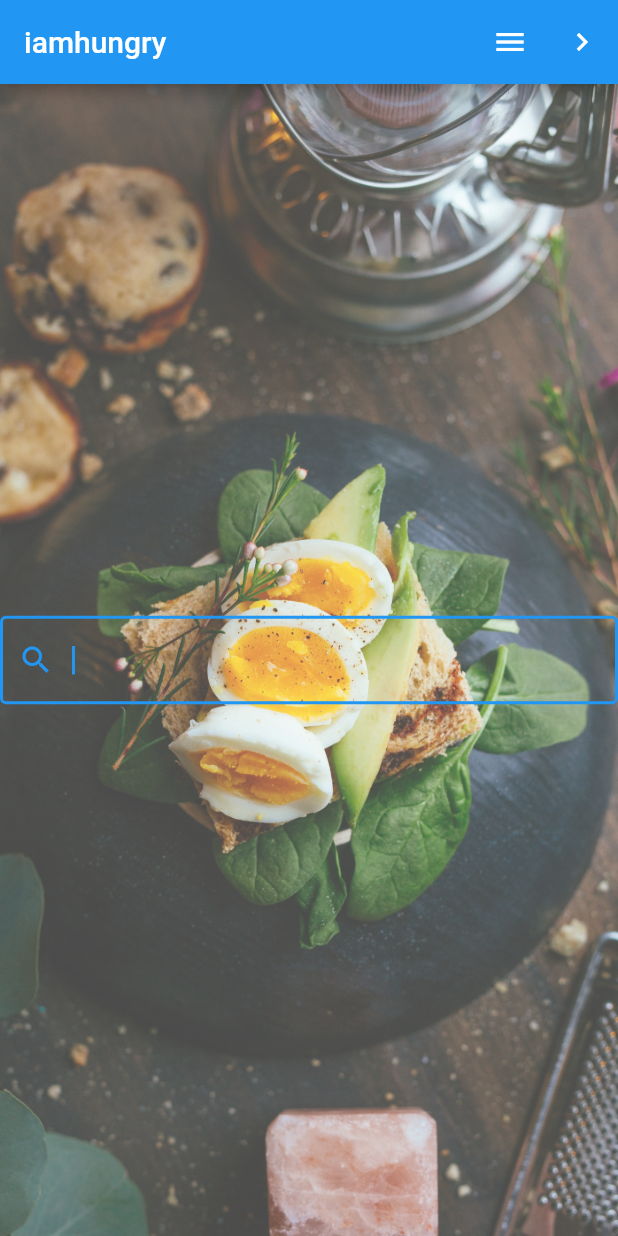
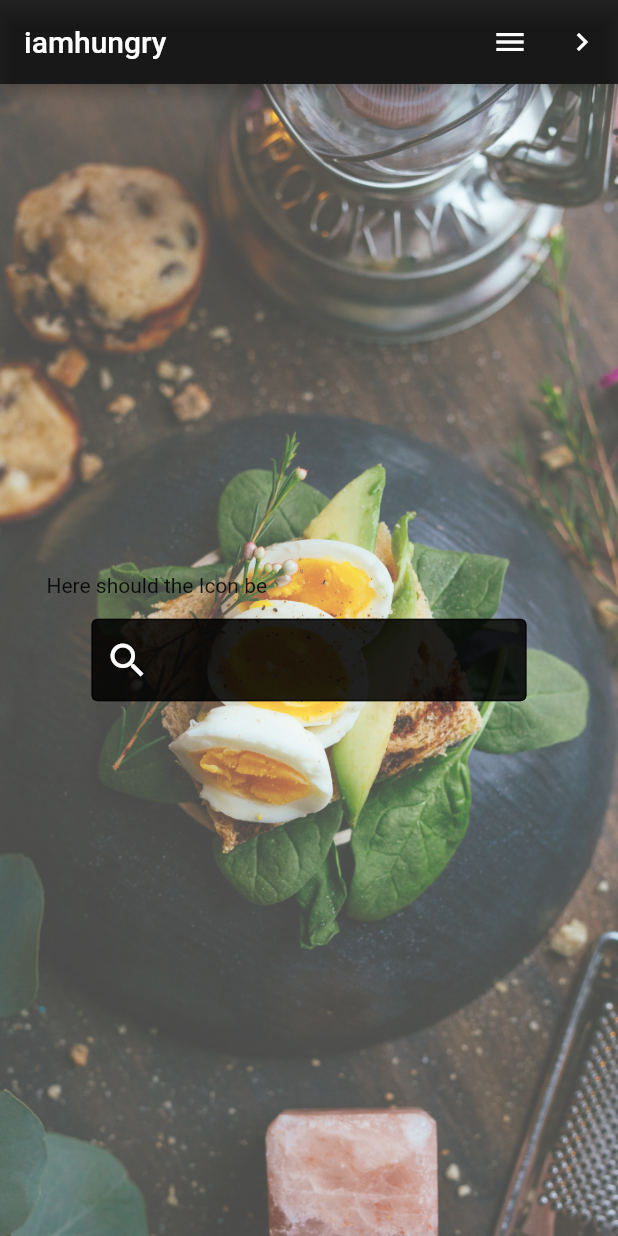
Before and after one commit to robinstrom/iamhungry, a Flutter app: the screen it shows after launch, on a phone screen of 412 x 824 dp. Run offline on Flutter 3.47's test engine with Material 2 defaults, Android fonts, the phone set to English and light mode, and no system bars.

Commit message:
styling search bar a bit

```diff
--- a/app/lib/main.dart
+++ b/app/lib/main.dart
@@ -9,16 +9,21 @@ class MyApp extends StatelessWidget {
   Widget build(BuildContext context) {
     return MaterialApp(
       title: _title,
-      home: Scaffold(
+      home: Stack(children: <Widget>[
+        Scaffold(
+            backgroundColor: Colors.transparent,
             appBar: AppBar(
                 title: const Text('iamhungry'),
+                elevation: 0.0,
                 actions: <Widget>[
                   IconButton(icon: Icon(Icons.menu), onPressed: () {}),
                   IconButton(icon: Icon(Icons.navigate_next), onPressed: () {}),
-            ],
-          ),
-          body:
-              Stack(children: <Widget>[Container(child: MyStatefulWidget())])),
+                ]),
+            body: Container(
+              color: Colors.transparent,
+            )),
+        Container(child: MyStatefulWidget())
+      ]),
     );
   }
 }
@@ -41,6 +46,13 @@ class _MyStatefulWidgetState extends State<MyStatefulWidget> {
 
   Widget build(BuildContext context) {
     return Scaffold(
+      appBar: AppBar(
+          title: const Text('iamhungry'),
+          backgroundColor: Colors.black87,
+          actions: <Widget>[
+            IconButton(icon: Icon(Icons.menu), onPressed: () {}),
+            IconButton(icon: Icon(Icons.navigate_next), onPressed: () {}),
+          ]),
       body: Stack(children: <Widget>[
         Opacity(
           opacity: 0.7,
@@ -51,13 +63,33 @@ class _MyStatefulWidgetState extends State<MyStatefulWidget> {
                 fit: BoxFit.cover),
           )),
         ),
-        Center(
+        Container(
+          alignment: Alignment.center,
+          child: Stack(
+            children: <Widget>[
+              Container(
+                padding: EdgeInsets.all(30.0),
+                width: 350,
                 child: TextField(
-            autofocus: true,
-            enabled: true,
-            showCursor: true,
+                  style: TextStyle(color: Colors.white, fontSize: 30),
                   decoration: InputDecoration(
-                prefixIcon: Icon(Icons.search), border: OutlineInputBorder()),
+                      contentPadding: const EdgeInsets.all(10.0),
+                      filled: true,
+                      fillColor: Colors.black87,
+                      prefixIcon: Icon(
+                        Icons.search,
+                        color: Colors.white,
+                        size: 30,
+                      ),
+                      border: OutlineInputBorder()),
+                ),
+              ),
+              Container(
+                child: Text(
+                  'Here should the Icon be',
+                ),
+              )
+            ],
           ),
         ),
       ]),
```
Lines whose indentation alone changed are shown as unchanged.
